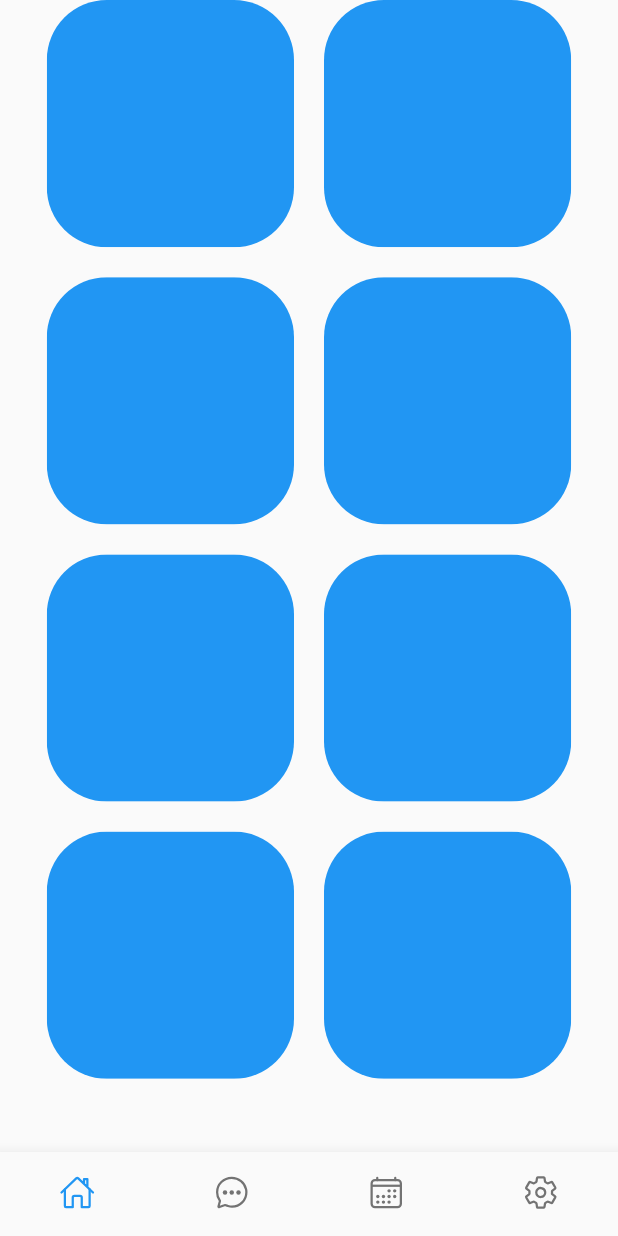
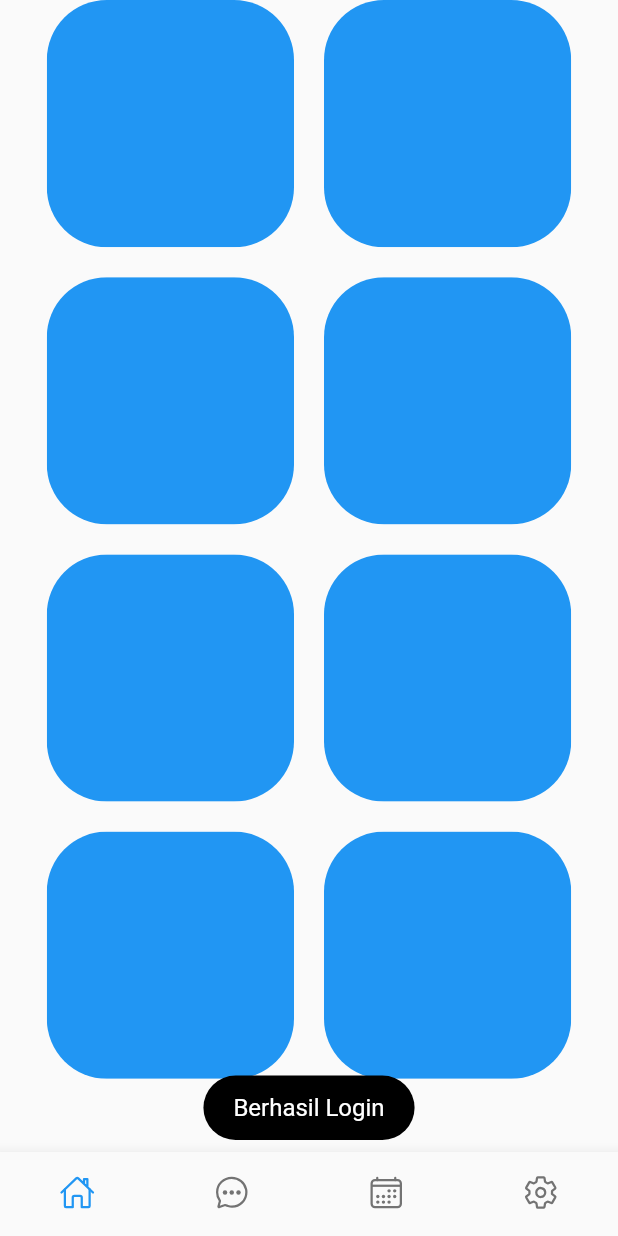
Before and after one commit to alexisngaing/ugd-d-4-hospital, a Flutter app: the screen it shows after launch, after a tap on "LOGIN", on a phone screen of 412 x 824 dp. Run offline on Flutter 3.47's test engine with Material 2 defaults, Android fonts, the phone set to English and light mode, and no system bars; our stand-ins replace fluttertoast, font_awesome_flutter, ionicons.

Commit message:
toast notif done?

```diff
--- /dev/null
+++ b/lib/utils/toast_util.dart
@@ -0,0 +1,13 @@
+import 'package:flutter/material.dart';
+import 'package:fluttertoast/fluttertoast.dart';
+
+void showToast(String message) {
+  Fluttertoast.showToast(
+    msg: message,
+    toastLength: Toast.LENGTH_SHORT,
+    timeInSecForIosWeb: 1,
+    backgroundColor: Colors.black,
+    textColor: Colors.white,
+    fontSize: 16.0,
+  );
+}
--- a/lib/view/login.dart
+++ b/lib/view/login.dart
@@ -1,5 +1,5 @@
 import 'package:flutter/material.dart';
-import 'package:fluttertoast/fluttertoast.dart';
+import 'package:ugd_4_hospital/utils/toast_util.dart';
 import 'package:font_awesome_flutter/font_awesome_flutter.dart';
 
 import 'package:ugd_4_hospital/view/home.dart';
@@ -159,16 +159,11 @@ class _LoginPageState extends State<LoginPage> {
       onPressed: () {
         debugPrint("Email : ${emailController.text}");
         debugPrint("Password : ${passwordController.text}");
-        // Fluttertoast.showToast(
-        //   msg: "Berhasil Login",
-        //   toastLength: Toast.LENGTH_SHORT,
-        //   timeInSecForIosWeb: 1,
-        //   backgroundColor: Colors.black,
-        //   textColor: Colors.white,
-        //   fontSize: 16.0,
-        // );
         Navigator.push(
-            context, MaterialPageRoute(builder: (context) => const HomePage()));
+            context, MaterialPageRoute(builder: (context) => const HomePage()),
+        );
+        // Show a toast notification
+        showToast('Berhasil Login');
       },
       style: ElevatedButton.styleFrom(
         shape: const StadiumBorder(),
```
